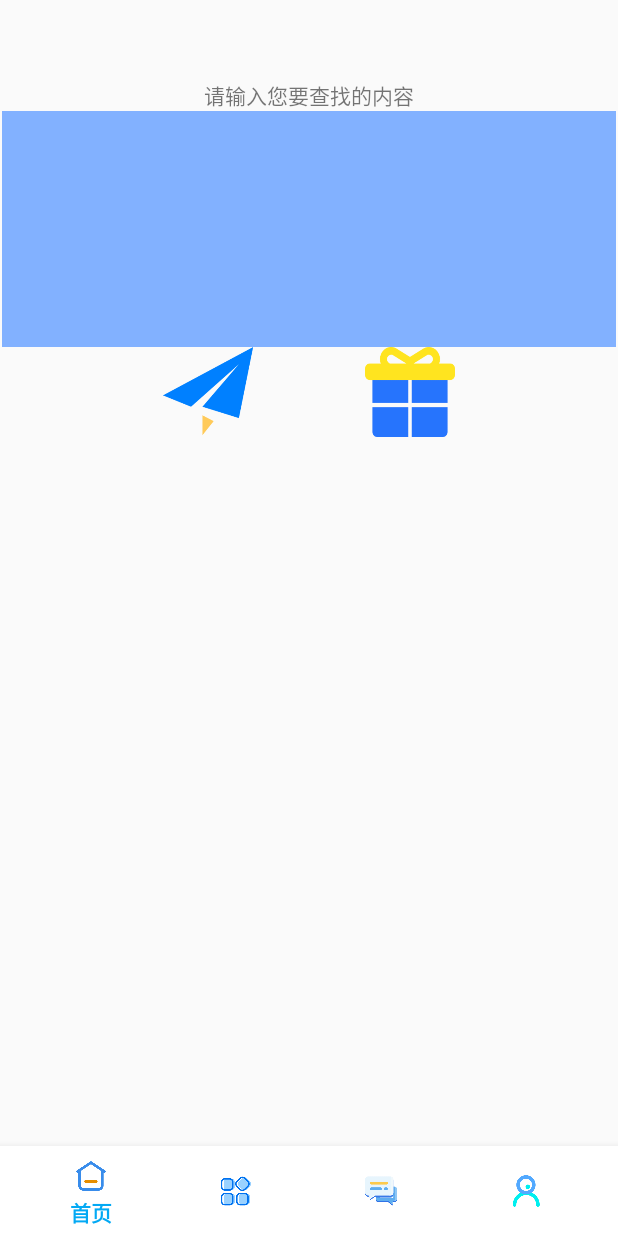
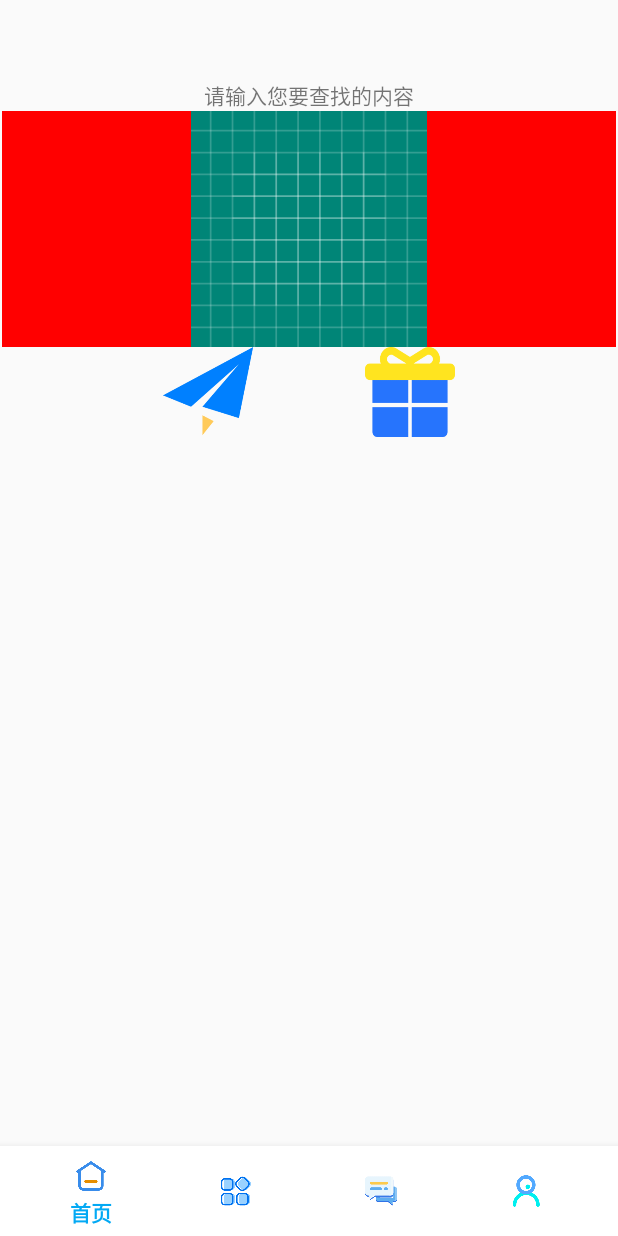
Before and after one commit to yukaida/shiwu, an Android app: the screen it shows after launch (MainActivity), on a phone screen of 412 x 824 dp. Run offline under Robolectric (Android 15) with nearby library versions, the phone set to English and light mode, and no system bars.

Commit message:
添加轮播图

```diff
--- a/app/src/main/java/com/example/shiwu/Fragment/HomeFragment.java
+++ b/app/src/main/java/com/example/shiwu/Fragment/HomeFragment.java
@@ -1,32 +1,90 @@
 package com.example.shiwu.Fragment;
 
+import android.graphics.Color;
 import android.os.Bundle;
 import android.view.LayoutInflater;
 import android.view.View;
 import android.view.ViewGroup;
 import android.widget.ArrayAdapter;
+import android.widget.ImageView;
 
 import androidx.annotation.NonNull;
 import androidx.annotation.Nullable;
 import androidx.fragment.app.Fragment;
 import androidx.recyclerview.widget.RecyclerView;
+import androidx.viewpager.widget.PagerAdapter;
+import androidx.viewpager.widget.ViewPager;
 
+import com.example.shiwu.MainActivity;
 import com.example.shiwu.R;
-import com.example.shiwu.RecyclerView_item.HomeF_item;
+
+import java.util.ArrayList;
+import java.util.List;
 
 public class HomeFragment extends Fragment {
     private RecyclerView recyclerView;
+    private ViewPager viewPager;
+    private View view;
+    private List<View> viewPagerlist = new ArrayList<>();
+
     @Nullable
     @Override
     public View onCreateView(@NonNull LayoutInflater inflater, @Nullable ViewGroup container, @Nullable Bundle savedInstanceState) {
-        View view = inflater.inflate(R.layout.fragment_home, container, false);
-//        initView();
+        view = inflater.inflate(R.layout.fragment_home, container, false);
+        initView();
+        initViewPager_item();
+        viewPager.setAdapter(new PagerAdapter() {
+            @Override
+            public int getCount() {
+                return viewPagerlist.size();
+            }
+
+            @Override
+            public boolean isViewFromObject(@NonNull View view, @NonNull Object object) {
+                return view == object;
+            }
+
+            @NonNull
+            @Override
+            public Object instantiateItem(@NonNull ViewGroup container, int position) {
+                container.addView(viewPagerlist.get(position));
+                return viewPagerlist.get(position);
+            }
+
+            @Override
+            public void destroyItem(@NonNull ViewGroup container, int position, @NonNull Object object) {
+                container.removeView(viewPagerlist.get(position));
+
+            }
+        });
 
         return view;
     }
 
-    private void initView(){
-        recyclerView = getView().findViewById(R.id.recyclerView_homeF);
+    private void initView() {
+        recyclerView = view.findViewById(R.id.recyclerView_homeF);
+        viewPager = view.findViewById(R.id.viewPager_HomeF);
+    }
+
+    private void initViewPager_item() {
+        {
+            View view = View.inflate(getContext(), R.layout.fragment_home_viewpager_item, null);
+            ImageView imageView = view.findViewById(R.id.imageView_homeF_viewpager);
+            imageView.setBackgroundColor(Color.RED);
+            viewPagerlist.add(view);
+        }
+        {
+            View view = View.inflate(getContext(), R.layout.fragment_home_viewpager_item, null);
+            ImageView imageView = view.findViewById(R.id.imageView_homeF_viewpager);
+            imageView.setBackgroundColor(Color.GREEN);
+            viewPagerlist.add(view);
+        }
+        {
+            View view = View.inflate(getContext(), R.layout.fragment_home_viewpager_item, null);
+            ImageView imageView = view.findViewById(R.id.imageView_homeF_viewpager);
+            imageView.setBackgroundColor(Color.BLUE);
+            viewPagerlist.add(view);
+        }
     }
 
 
--- a/app/src/main/res/layout/fragment_home.xml
+++ b/app/src/main/res/layout/fragment_home.xml
@@ -37,7 +37,7 @@
                 android:text="请输入您要查找的内容" />
 
             <androidx.viewpager.widget.ViewPager
-                android:id="@+id/ViewPager_HomeF"
+                android:id="@+id/viewPager_HomeF"
                 android:layout_width="match_parent"
                 android:layout_height="157dp"
                 android:background="#82B1FF">
--- /dev/null
+++ b/app/src/main/res/layout/fragment_home_viewpager_item.xml
@@ -0,0 +1,12 @@
+<?xml version="1.0" encoding="utf-8"?>
+<LinearLayout xmlns:android="http://schemas.android.com/apk/res/android"
+    xmlns:app="http://schemas.android.com/apk/res-auto"
+    android:orientation="vertical" android:layout_width="match_parent"
+    android:layout_height="match_parent">
+
+    <ImageView
+        android:id="@+id/imageView_homeF_viewpager"
+        android:layout_width="match_parent"
+        android:layout_height="match_parent"
+        app:srcCompat="@drawable/ic_launcher_background" />
+</LinearLayout>
```
Also changed, not shown: app/src/main/java/com/example/shiwu/RecyclerView_item/HomeF_item.java (+40 -0 lines).
